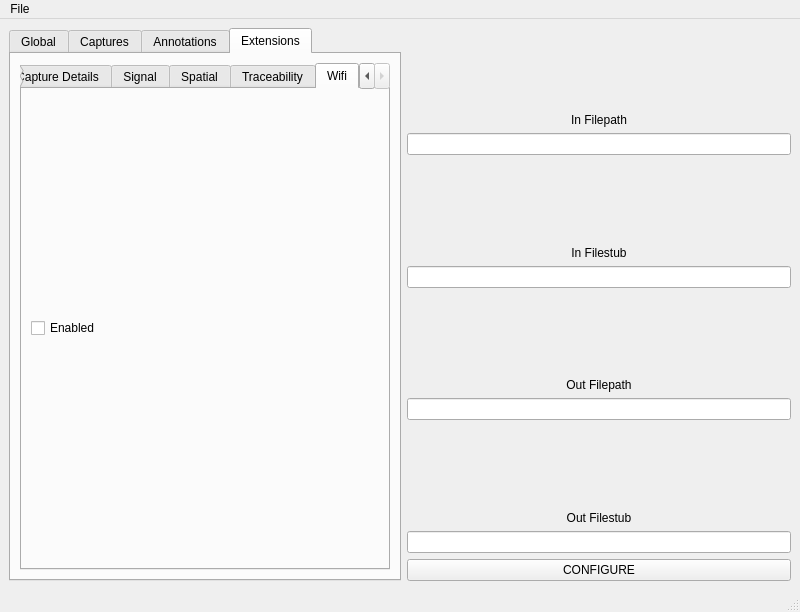
This is mainwindow.ui in jpferrell/sigmf-editor as Qt 5 draws it before an edit. The edited form follows.
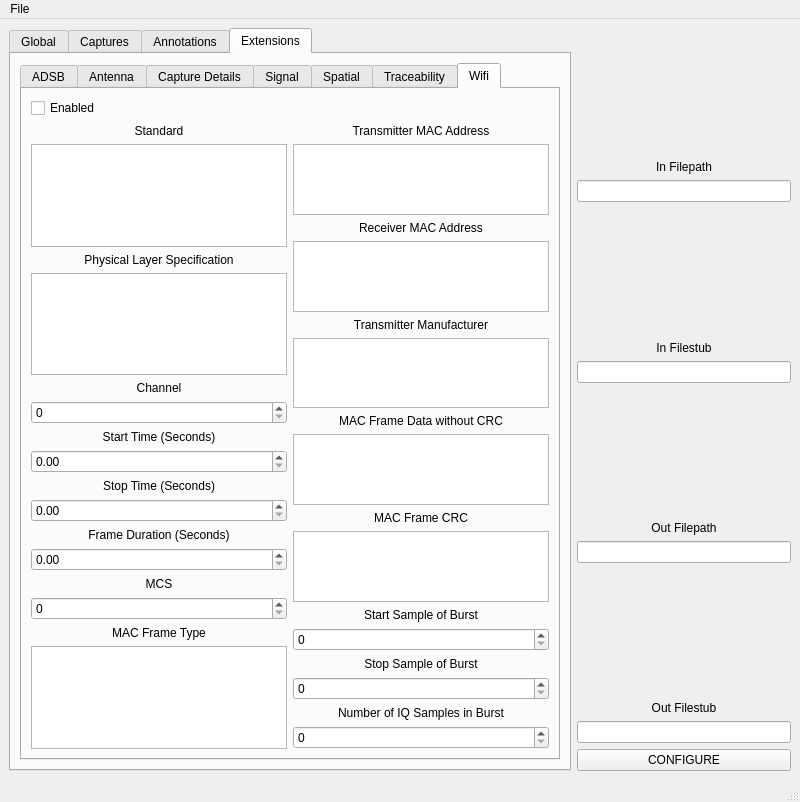
This is the edited form. The open tabs and pages were chosen to show the change. Icons and pictures are not drawn.

Commit message: Wifi tab UI elements added

```diff
--- a/mainwindow.ui
+++ b/mainwindow.ui
@@ -921,14 +921,259 @@
              </attribute>
              <layout class="QHBoxLayout" name="horizontalLayout_16">
               <item>
-               <layout class="QVBoxLayout" name="verticalLayout_10">
+               <layout class="QVBoxLayout" name="verticalLayout_4">
                 <item>
-                 <widget class="QCheckBox" name="wifiExtEnabledCheckBox">
+                 <widget class="QCheckBox" name="wifiEnableCheckBox">
                   <property name="text">
                    <string>Enabled</string>
                   </property>
                  </widget>
                 </item>
+                <item>
+                 <layout class="QHBoxLayout" name="horizontalLayout_3">
+                  <item>
+                   <layout class="QVBoxLayout" name="verticalLayout_10">
+                    <item>
+                     <widget class="QLabel" name="wifiStandardLabel">
+                      <property name="text">
+                       <string>Standard</string>
+                      </property>
+                      <property name="alignment">
+                       <set>Qt::AlignCenter</set>
+                      </property>
+                     </widget>
+                    </item>
+                    <item>
+                     <widget class="QTextEdit" name="wifiStandardTextEdit"/>
+                    </item>
+                    <item>
+                     <widget class="QLabel" name="frameTypePhyLabel">
+                      <property name="text">
+                       <string>Physical Layer Specification</string>
+                      </property>
+                      <property name="alignment">
+                       <set>Qt::AlignCenter</set>
+                      </property>
+                     </widget>
+                    </item>
+                    <item>
+                     <widget class="QTextEdit" name="frameTypePhyTextEdit"/>
+                    </item>
+                    <item>
+                     <widget class="QLabel" name="wifiChannelLabel">
+                      <property name="text">
+                       <string>Channel</string>
+                      </property>
+                      <property name="alignment">
+                       <set>Qt::AlignCenter</set>
+                      </property>
+                     </widget>
+                    </item>
+                    <item>
+                     <widget class="QSpinBox" name="wifiChannelSpinBox">
+                      <property name="maximum">
+                       <number>300</number>
+                      </property>
+                     </widget>
+                    </item>
+                    <item>
+                     <widget class="QLabel" name="wifiStartTimeLabel">
+                      <property name="text">
+                       <string>Start Time (Seconds)</string>
+                      </property>
+                      <property name="alignment">
+                       <set>Qt::AlignCenter</set>
+                      </property>
+                     </widget>
+                    </item>
+                    <item>
+                     <widget class="QDoubleSpinBox" name="wifiStartTimeDoubleSpinBox"/>
+                    </item>
+                    <item>
+                     <widget class="QLabel" name="wifiStopTimeLabel">
+                      <property name="text">
+                       <string>Stop Time (Seconds)</string>
+                      </property>
+                      <property name="alignment">
+                       <set>Qt::AlignCenter</set>
+                      </property>
+                     </widget>
+                    </item>
+                    <item>
+                     <widget class="QDoubleSpinBox" name="wifiStopTimeDoubleSpinBox"/>
+                    </item>
+                    <item>
+                     <widget class="QLabel" name="wifiFrameDurationLabel">
+                      <property name="text">
+                       <string>Frame Duration (Seconds)</string>
+                      </property>
+                      <property name="alignment">
+                       <set>Qt::AlignCenter</set>
+                      </property>
+                     </widget>
+                    </item>
+                    <item>
+                     <widget class="QDoubleSpinBox" name="wifiFrameDurationDoubleSpinBox"/>
+                    </item>
+                    <item>
+                     <widget class="QLabel" name="wifiMcsLabel">
+                      <property name="text">
+                       <string>MCS</string>
+                      </property>
+                      <property name="alignment">
+                       <set>Qt::AlignCenter</set>
+                      </property>
+                     </widget>
+                    </item>
+                    <item>
+                     <widget class="QSpinBox" name="spinBox_2"/>
+                    </item>
+                    <item>
+                     <widget class="QLabel" name="wifiMacFrameTypeLabel">
+                      <property name="text">
+                       <string>MAC Frame Type</string>
+                      </property>
+                      <property name="alignment">
+                       <set>Qt::AlignCenter</set>
+                      </property>
+                     </widget>
+                    </item>
+                    <item>
+                     <widget class="QTextEdit" name="wifiMacFrameTypeTextEdit"/>
+                    </item>
+                   </layout>
+                  </item>
+                  <item>
+                   <layout class="QVBoxLayout" name="verticalLayout_12">
+                    <item>
+                     <widget class="QLabel" name="wifiMacTaLabel">
+                      <property name="text">
+                       <string>Transmitter MAC Address</string>
+                      </property>
+                      <property name="alignment">
+                       <set>Qt::AlignCenter</set>
+                      </property>
+                     </widget>
+                    </item>
+                    <item>
+                     <widget class="QTextEdit" name="wifiMacTaTextEdit"/>
+                    </item>
+                    <item>
+                     <widget class="QLabel" name="wifiMacRaLabel">
+                      <property name="text">
+                       <string>Receiver MAC Address</string>
+                      </property>
+                      <property name="alignment">
+                       <set>Qt::AlignCenter</set>
+                      </property>
+                     </widget>
+                    </item>
+                    <item>
+                     <widget class="QTextEdit" name="wifiMacRaTextEdit"/>
+                    </item>
+                    <item>
+                     <widget class="QLabel" name="wifiManufacturerLabel">
+                      <property name="text">
+                       <string>Transmitter Manufacturer</string>
+                      </property>
+                      <property name="alignment">
+                       <set>Qt::AlignCenter</set>
+                      </property>
+                     </widget>
+                    </item>
+                    <item>
+                     <widget class="QTextEdit" name="wifiManufacturerTextEdit"/>
+                    </item>
+                    <item>
+                     <widget class="QLabel" name="wifiMacFrameLabel">
+                      <property name="text">
+                       <string>MAC Frame Data without CRC</string>
+                      </property>
+                      <property name="alignment">
+                       <set>Qt::AlignCenter</set>
+                      </property>
+                     </widget>
+                    </item>
+                    <item>
+                     <widget class="QTextEdit" name="wifiMacFrameTextEdit"/>
+                    </item>
+                    <item>
+                     <widget class="QLabel" name="wifiCrcLabel">
+                      <property name="text">
+                       <string>MAC Frame CRC</string>
+                      </property>
+                      <property name="alignment">
+                       <set>Qt::AlignCenter</set>
+                      </property>
+                     </widget>
+                    </item>
+                    <item>
+                     <widget class="QTextEdit" name="wifiCrcTextEdit"/>
+                    </item>
+                    <item>
+                     <widget class="QLabel" name="wifiStartPktLabel">
+                      <property name="text">
+                       <string>Start Sample of Burst</string>
+                      </property>
+                      <property name="alignment">
+                       <set>Qt::AlignCenter</set>
+                      </property>
+                     </widget>
+                    </item>
+                    <item>
+                     <widget class="QSpinBox" name="wifiStartPktSpinBox">
+                      <property name="maximum">
+                       <number>1000000000</number>
+                      </property>
+                      <property name="singleStep">
+                       <number>100</number>
+                      </property>
+                     </widget>
+                    </item>
+                    <item>
+                     <widget class="QLabel" name="wifiStopPktLabel">
+                      <property name="text">
+                       <string>Stop Sample of Burst</string>
+                      </property>
+                      <property name="alignment">
+                       <set>Qt::AlignCenter</set>
+                      </property>
+                     </widget>
+                    </item>
+                    <item>
+                     <widget class="QSpinBox" name="wifiStopPktSpinBox">
+                      <property name="maximum">
+                       <number>1000000000</number>
+                      </property>
+                      <property name="singleStep">
+                       <number>100</number>
+                      </property>
+                     </widget>
+                    </item>
+                    <item>
+                     <widget class="QLabel" name="wifiNumSampsLabel">
+                      <property name="text">
+                       <string>Number of IQ Samples in Burst</string>
+                      </property>
+                      <property name="alignment">
+                       <set>Qt::AlignCenter</set>
+                      </property>
+                     </widget>
+                    </item>
+                    <item>
+                     <widget class="QSpinBox" name="wifiNumSampsSpinBox">
+                      <property name="maximum">
+                       <number>1000000000</number>
+                      </property>
+                      <property name="singleStep">
+                       <number>100</number>
+                      </property>
+                     </widget>
+                    </item>
+                   </layout>
+                  </item>
+                 </layout>
+                </item>
                </layout>
               </item>
              </layout>
```
Left out of the diff: 4 changed lines with no effect on the pictures. The commit also changes 1 other file.
